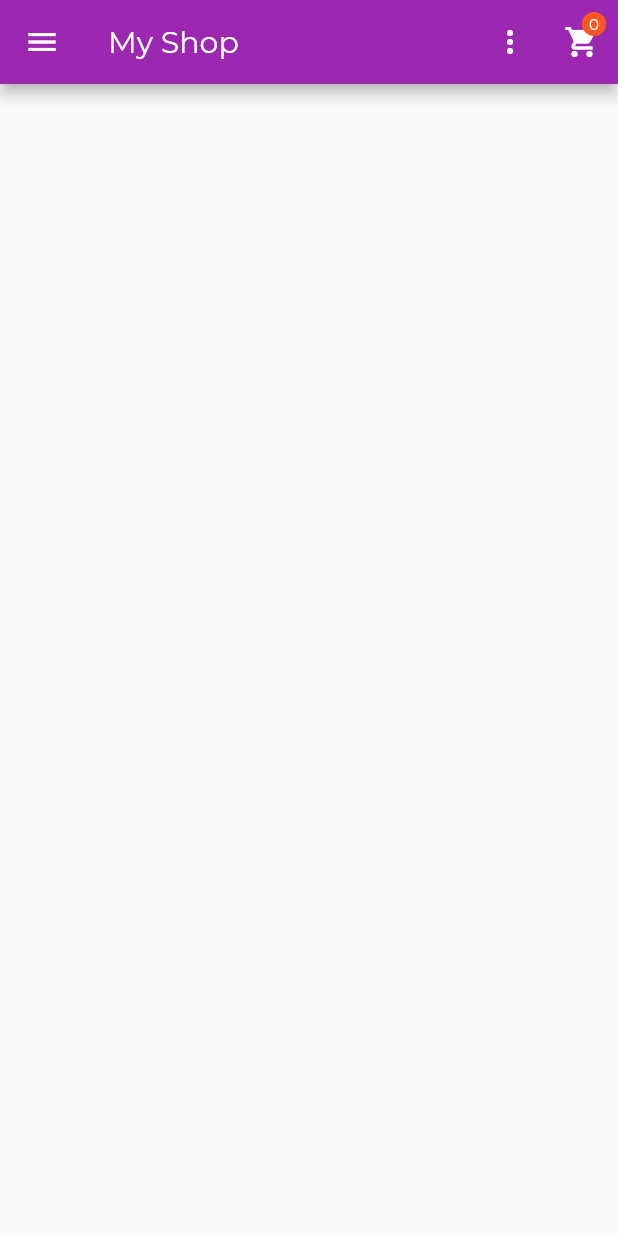
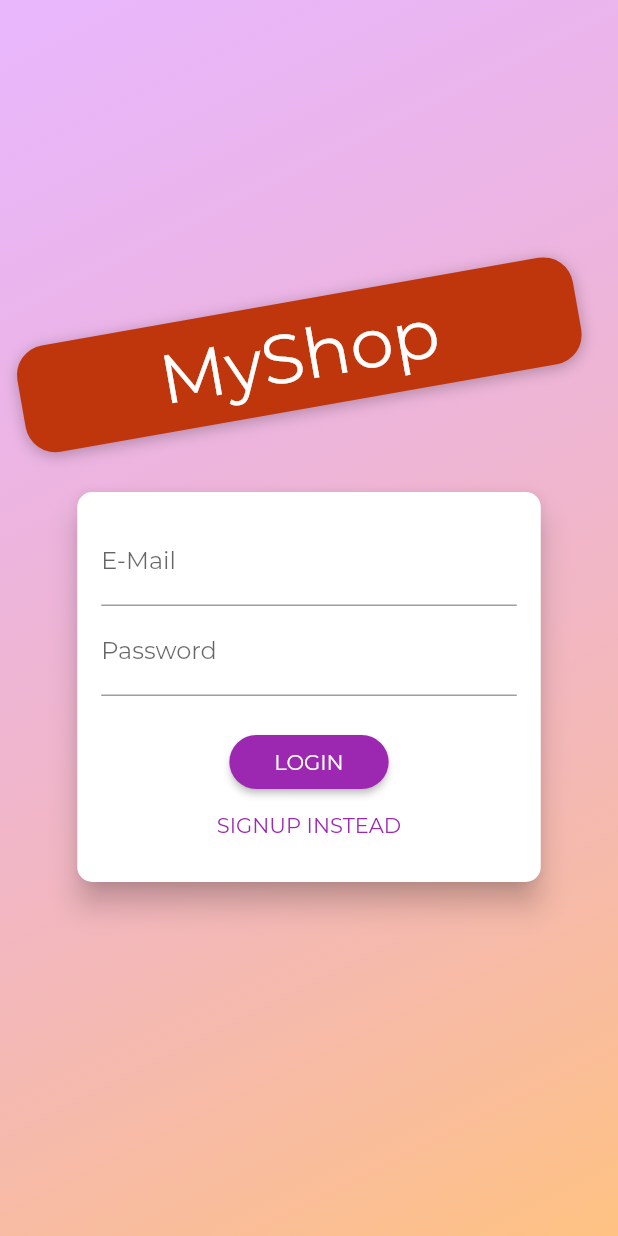
Before and after one commit to nokibul82/shop_app, a Flutter app: the screen it shows after launch, on a phone screen of 412 x 824 dp. Run offline on Flutter 3.47's test engine with Material 2 defaults, Android fonts, the phone set to English and light mode, and no system bars; our stand-ins replace shared_preferences.

Commit message:
After auth module done

```diff
--- a/lib/main.dart
+++ b/lib/main.dart
@@ -7,7 +7,10 @@ import './screens/cart_screen.dart';
 import './screens/orders_screen.dart';
 import './screens/user_products_screen.dart';
 import './screens/edit_product_screen.dart';
+import './screens/auth_screen.dart';
+import './screens/splash_screen.dart';
 
+import './providers/auth.dart';
 import './providers/products_provider.dart';
 import './providers/cart.dart';
 import './providers/orders.dart';
@@ -19,17 +22,36 @@ class MyApp extends StatelessWidget {
   Widget build(BuildContext context) {
     return MultiProvider(
       providers: [
-        ChangeNotifierProvider.value(value: ProductProvider()),
-        ChangeNotifierProvider.value(value: Cart()),
-        ChangeNotifierProvider.value(value: Orders())
+        ChangeNotifierProvider.value(value: Auth()),
+        ChangeNotifierProxyProvider<Auth, ProductProvider>(
+          create: (ctx) => ProductProvider('', '', []),
+          update: (ctx, auth, productProvider) => ProductProvider(
+              auth.token,
+              auth.userId,
+              productProvider == null ? [] : productProvider.items),
+        ),
+        ChangeNotifierProxyProvider<Auth, Orders>(
+          create: (ctx) => Orders('', '', []),
+          update: (ctx, auth, previousOrders) => Orders(auth.token, auth.userId,
+              previousOrders == null ? [] : previousOrders.orders),
+        ),
+        ChangeNotifierProvider.value(value: Cart())
       ],
-      child: MaterialApp(
+      child: Consumer<Auth>(
+        builder: (ctx, auth, _) => MaterialApp(
           title: 'MyShop',
           theme: ThemeData(
               primarySwatch: Colors.purple,
               accentColor: Colors.deepOrange,
               fontFamily: 'Montserrat'),
-        home: ProductsOverviewScreen(),
+          home: auth.isAuth
+              ? ProductsOverviewScreen()
+              : FutureBuilder(
+                  future: auth.tryAutoLogin(),
+                  builder: (context, snapshot) =>
+                      snapshot.connectionState == ConnectionState.waiting
+                          ? SplashScreen()
+                          : AuthScreen()),
           routes: {
             ProductDetailScreen.routeName: (context) => ProductDetailScreen(),
             CartScreen.routeName: (context) => CartScreen(),
@@ -37,6 +59,7 @@ class MyApp extends StatelessWidget {
             UserProductsScreen.routeName: (context) => UserProductsScreen(),
             EditProductScreen.routeName: (context) => EditProductScreen()
           },
+        ),
       ),
     );
   }
--- /dev/null
+++ b/lib/providers/auth.dart
@@ -0,0 +1,109 @@
+import 'dart:convert';
+import 'dart:async';
+import 'package:shared_preferences/shared_preferences.dart';
+import 'package:flutter/material.dart';
+import 'package:http/http.dart' as http;
+import '../models/http_exception.dart';
+
+class Auth with ChangeNotifier {
+  String _token;
+  DateTime _expiryDate;
+  String _userId;
+  Timer _authTimer;
+
+  bool get isAuth {
+    return token != null;
+  }
+
+  String get token {
+    if (_expiryDate != null &&
+        _expiryDate.isAfter(DateTime.now()) &&
+        _token != null) {
+      return _token;
+    }
+    return null;
+  }
+
+  String get userId{
+    return _userId;
+  }
+
+  Future<void> _authenticate(
+      String email, String password, String urlSegment) async {
+    final url = Uri.parse(
+        "https://identitytoolkit.googleapis.com/v1/accounts:$urlSegment?key=AIzaSyBpfyHkUoCZVWUuqkwTM9TaojTdHXkoAdE");
+    try {
+      final response = await http.post(url,
+          body: json.encode({
+            'email': email,
+            'password': password,
+            'returnSecureToken': true
+          }));
+      final responseData = json.decode(response.body);
+      if (responseData['error'] != null) {
+        throw HttpException(responseData['error']['message']);
+      }
+      _token = responseData['idToken'];
+      _userId = responseData['localId'];
+      _expiryDate = DateTime.now()
+          .add(Duration(seconds: int.parse(responseData['expiresIn'])));
+      autoLogout();
+      notifyListeners();
+      final prefs = await SharedPreferences.getInstance();
+      final userData = json.encode({'token': _token,'userId':_userId,'expiryDate':_expiryDate.toIso8601String()});
+      prefs.setString('userData', userData);
+    } catch (e) {
+      throw e;
+    }
+  }
+
+  Future<void> signUp(String email, String password) async {
+    return _authenticate(email, password, "signUp");
+  }
+
+  Future<void> logIn(String email, String password) async {
+    return _authenticate(email, password, "signInWithPassword");
+  }
+
+  Future<bool> tryAutoLogin() async{
+    final prefs = await SharedPreferences.getInstance();
+    if(!prefs.containsKey('userData')){
+      return false;
+    }
+    final extractedUserData = json.decode(prefs.getString('userData')) as Map;
+    final expiryDate = DateTime.parse(extractedUserData['expiryDate']);
+
+    if(expiryDate.isBefore(DateTime.now())){
+      return false;
+    }
+
+    _token = extractedUserData['token'];
+    _userId = extractedUserData['userId'];
+    _expiryDate = extractedUserData['expiryDate'];
+    notifyListeners();
+    autoLogout();
+    return true;
+  }
+
+  Future<void> logout() async {
+    _token = null;
+    _expiryDate = null;
+    _userId = null;
+    if(_authTimer != null){
+      _authTimer.cancel();
+      _authTimer = null;
+    }
+    notifyListeners();
+    final prefs = await SharedPreferences.getInstance();
+    prefs.clear();
+    prefs.remove('userData');
+  }
+
+  void autoLogout(){
+    if(_authTimer != null){
+      _authTimer.cancel();
+    }
+    final expiryTime = _expiryDate.difference(DateTime.now()).inSeconds;
+    _authTimer = Timer(Duration(seconds: expiryTime),logout);
+  }
+}
--- a/lib/providers/cart.dart
+++ b/lib/providers/cart.dart
@@ -47,7 +47,7 @@ class Cart with ChangeNotifier {
           productId,
           () => CartModel(
               id: DateTime.now().toString(),
-              title: title,
+              title: title.toString(),
               quantity: 1,
               price: price));
     }
--- /dev/null
+++ b/lib/screens/auth_screen.dart
@@ -0,0 +1,260 @@
+import 'dart:math';
+
+import 'package:flutter/material.dart';
+import 'package:provider/provider.dart';
+import '../providers/auth.dart';
+import '../models/http_exception.dart';
+
+enum AuthMode { Signup, Login }
+
+class AuthScreen extends StatelessWidget {
+  static const routeName = '/auth';
+
+  @override
+  Widget build(BuildContext context) {
+    final deviceSize = MediaQuery.of(context).size;
+    // final transformConfig = Matrix4.rotationZ(-8 * pi / 180);
+    // transformConfig.translate(-10.0);
+    return Scaffold(
+      // resizeToAvoidBottomInset: false,
+      body: Stack(
+        children: <Widget>[
+          Container(
+            decoration: BoxDecoration(
+              gradient: LinearGradient(
+                colors: [
+                  Color.fromRGBO(215, 117, 255, 1).withOpacity(0.5),
+                  Color.fromRGBO(255, 188, 117, 1).withOpacity(0.9),
+                ],
+                begin: Alignment.topLeft,
+                end: Alignment.bottomRight,
+                stops: [0, 1],
+              ),
+            ),
+          ),
+          SingleChildScrollView(
+            child: Container(
+              height: deviceSize.height,
+              width: deviceSize.width,
+              child: Column(
+                mainAxisAlignment: MainAxisAlignment.center,
+                crossAxisAlignment: CrossAxisAlignment.center,
+                children: <Widget>[
+                  Flexible(
+                    child: Container(
+                      margin: EdgeInsets.only(bottom: 20.0),
+                      padding:
+                          EdgeInsets.symmetric(vertical: 8.0, horizontal: 94.0),
+                      transform: Matrix4.rotationZ(-10 * pi / 180)
+                        ..translate(-10.0),
+                      // ..translate(-10.0),
+                      decoration: BoxDecoration(
+                        borderRadius: BorderRadius.circular(20),
+                        color: Colors.deepOrange.shade900,
+                        boxShadow: [
+                          BoxShadow(
+                            blurRadius: 8,
+                            color: Colors.black26,
+                            offset: Offset(0, 2),
+                          )
+                        ],
+                      ),
+                      child: Text(
+                        'MyShop',
+                        style: TextStyle(
+                          color: Colors.white,
+                          fontSize: 46,
+                          fontFamily: "Montserrat",
+                          fontWeight: FontWeight.normal,
+                        ),
+                      ),
+                    ),
+                  ),
+                  Flexible(
+                    flex: deviceSize.width > 600 ? 2 : 1,
+                    child: AuthCard(),
+                  ),
+                ],
+              ),
+            ),
+          ),
+        ],
+      ),
+    );
+  }
+}
+
+class AuthCard extends StatefulWidget {
+  const AuthCard({
+    Key key,
+  }) : super(key: key);
+
+  @override
+  _AuthCardState createState() => _AuthCardState();
+}
+
+class _AuthCardState extends State<AuthCard> {
+  final GlobalKey<FormState> _formKey = GlobalKey();
+  AuthMode _authMode = AuthMode.Login;
+  Map<String, String> _authData = {
+    'email': '',
+    'password': '',
+  };
+  var _isLoading = false;
+  final _passwordController = TextEditingController();
+
+  void _showErrorDialog(String msg) {
+    showDialog(
+        context: context,
+        builder: (ctx) =>
+            AlertDialog(title: Text("Error !"), content: Text(msg),actions: [
+              TextButton(onPressed: (){Navigator.of(context).pop();}, child: Text("Okay"))
+            ],));
+  }
+
+  Future<void> _submit() async {
+    if (!_formKey.currentState.validate()) {
+      // Invalid!
+      return;
+    }
+    _formKey.currentState.save();
+    setState(() {
+      _isLoading = true;
+    });
+    try {
+      if (_authMode == AuthMode.Login) {
+        await Provider.of<Auth>(context, listen: false)
+            .logIn(_authData['email'], _authData['password']);
+      } else {
+        await Provider.of<Auth>(context, listen: false)
+            .signUp(_authData['email'], _authData['password']);
+      }
+      Navigator.of(context).pushReplacementNamed("/productsOverview");
+    } on HttpException catch (e) {
+      var errorMessage = 'Authentication failed';
+      if (e.toString().contains("EMAIL_EXISTS")) {
+        errorMessage = "This email is already in use.";
+      } else if (e.toString().contains("INVALID_EMAIL")) {
+        errorMessage = "This email is not valid.";
+      } else if (e.toString().contains("WEAK_PASSWORD")) {
+        errorMessage = "This password is too weak";
+      } else if (e.toString().contains("EMAIL_NOT_FOUND")) {
+        errorMessage = "Could not find a user with this email.";
+      } else if (e.toString().contains("INVALID_PASSWORD")) {
+        errorMessage = "Invalid Password";
+      }
+      _showErrorDialog(errorMessage);
+    } catch (e) {
+      const errorMessage =
+          'Could not authenticate you. Pleasae try again later';
+    }
+    setState(() {
+      _isLoading = false;
+    });
+  }
+
+  void _switchAuthMode() {
+    if (_authMode == AuthMode.Login) {
+      setState(() {
+        _authMode = AuthMode.Signup;
+      });
+    } else {
+      setState(() {
+        _authMode = AuthMode.Login;
+      });
+    }
+  }
+
+  @override
+  Widget build(BuildContext context) {
+    final deviceSize = MediaQuery.of(context).size;
+    return Card(
+      shape: RoundedRectangleBorder(
+        borderRadius: BorderRadius.circular(10.0),
+      ),
+      elevation: 8.0,
+      child: Container(
+        height: _authMode == AuthMode.Signup ? 320 : 260,
+        constraints:
+            BoxConstraints(minHeight: _authMode == AuthMode.Signup ? 320 : 260),
+        width: deviceSize.width * 0.75,
+        padding: EdgeInsets.all(16.0),
+        child: Form(
+          key: _formKey,
+          child: SingleChildScrollView(
+            child: Column(
+              children: <Widget>[
+                TextFormField(
+                  decoration: InputDecoration(labelText: 'E-Mail'),
+                  keyboardType: TextInputType.emailAddress,
+                  validator: (value) {
+                    if (value.isEmpty || !value.contains('@')) {
+                      return 'Invalid email!';
+                    }
+                    return null;
+                    return null;
+                  },
+                  onSaved: (value) {
+                    _authData['email'] = value;
+                  },
+                ),
+                TextFormField(
+                  decoration: InputDecoration(labelText: 'Password'),
+                  obscureText: true,
+                  controller: _passwordController,
+                  validator: (value) {
+                    if (value.isEmpty || value.length < 5) {
+                      return 'Password is too short!';
+                    }
+                  },
+                  onSaved: (value) {
+                    _authData['password'] = value;
+                  },
+                ),
+                if (_authMode == AuthMode.Signup)
+                  TextFormField(
+                    enabled: _authMode == AuthMode.Signup,
+                    decoration: InputDecoration(labelText: 'Confirm Password'),
+                    obscureText: true,
+                    validator: _authMode == AuthMode.Signup
+                        ? (value) {
+                            if (value != _passwordController.text) {
+                              return 'Passwords do not match!';
+                            }
+                          }
+                        : null,
+                  ),
+                SizedBox(
+                  height: 20,
+                ),
+                if (_isLoading)
+                  CircularProgressIndicator()
+                else
+                  RaisedButton(
+                    child:
+                        Text(_authMode == AuthMode.Login ? 'LOGIN' : 'SIGN UP'),
+                    onPressed: _submit,
+                    shape: RoundedRectangleBorder(
+                      borderRadius: BorderRadius.circular(30),
+                    ),
+                    padding:
+                        EdgeInsets.symmetric(horizontal: 30.0, vertical: 8.0),
+                    color: Theme.of(context).primaryColor,
+                    textColor: Theme.of(context).primaryTextTheme.button.color,
+                  ),
+                FlatButton(
+                  child: Text(
+                      '${_authMode == AuthMode.Login ? 'SIGNUP' : 'LOGIN'} INSTEAD'),
+                  onPressed: _switchAuthMode,
+                  padding: EdgeInsets.symmetric(horizontal: 30.0, vertical: 4),
+                  materialTapTargetSize: MaterialTapTargetSize.shrinkWrap,
+                  textColor: Theme.of(context).primaryColor,
+                ),
+              ],
+            ),
+          ),
+        ),
+      ),
+    );
+  }
+}
--- a/lib/screens/cart_screen.dart
+++ b/lib/screens/cart_screen.dart
@@ -62,9 +62,8 @@ class CartScreen extends StatelessWidget {
 
 class OrderButton extends StatefulWidget {
   const OrderButton({
-    Key key,
     @required this.cart,
-  }) : super(key: key);
+  });
 
   final Cart cart;
 
--- a/lib/widgets/product_item.dart
+++ b/lib/widgets/product_item.dart
@@ -3,6 +3,7 @@ import 'package:provider/provider.dart';
 
 import '../providers/cart.dart';
 import '../providers/product.dart';
+import '../providers/auth.dart';
 import '../screens/product_detail_screen.dart';
 
 class ProductItem extends StatelessWidget {
@@ -10,6 +11,7 @@ class ProductItem extends StatelessWidget {
   Widget build(BuildContext context) {
     final product = Provider.of<Product>(context, listen: false);
     final cart = Provider.of<Cart>(context, listen: false);
+    final auth = Provider.of<Auth>(context, listen: false);
     return ClipRRect(
       borderRadius: BorderRadius.circular(10),
       child: GestureDetector(
@@ -30,7 +32,7 @@ class ProductItem extends StatelessWidget {
                       ? Icons.favorite
                       : Icons.favorite_border),
                   onPressed: () {
-                    product.toggleFavouriteStatus();
+                    product.toggleFavouriteStatus(auth.token,auth.userId);
                   },
                   color: Theme.of(context).accentColor),
             ),
--- a/pubspec.yaml
+++ b/pubspec.yaml
@@ -24,6 +24,7 @@ dependencies:
   flutter:
     sdk: flutter
   http: ^0.13.5
+  shared_preferences: ^2.0.15
 
 
   # The following adds the Cupertino Icons font to your application.
```
Also changed, not shown: lib/providers/orders.dart (+19 -13 lines), lib/providers/product.dart (+6 -7 lines), lib/providers/products_provider.dart (+32 -27 lines), lib/screens/orders_screen.dart (+6 -6 lines), lib/screens/user_products_screen.dart (+16 -5 lines), lib/widgets/app_drawer.dart (+12 -0 lines), lib/widgets/order_item.dart (+5 -6 lines), pubspec.lock. Lines whose indentation alone changed are shown as unchanged.
